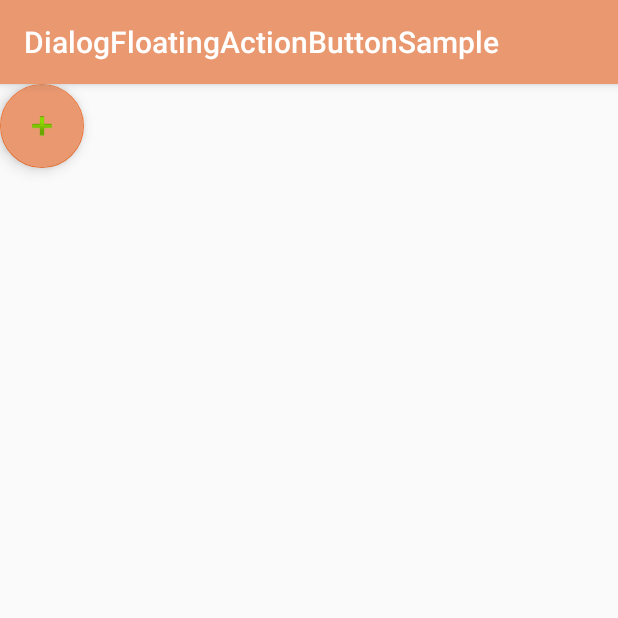
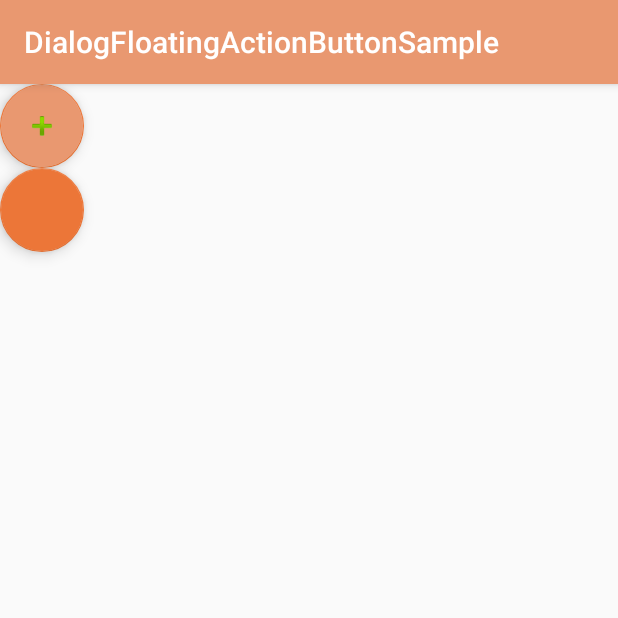
Before and after one commit to Rekkursion/DialogFloatingActionButton, an Android app: the screen it shows after launch (MainActivity), on a phone screen of 412 x 824 dp, the top half of it. Run offline under Robolectric (Android 15) with nearby library versions, the phone set to English and light mode, and no system bars.

Commit message:
Create the list-bottom-sheet-dialog and its fab

```diff
--- a/app/src/main/java/com/rekkursion/dialogfloatingactionbuttonsample/MainActivity.kt
+++ b/app/src/main/java/com/rekkursion/dialogfloatingactionbuttonsample/MainActivity.kt
@@ -1,10 +1,8 @@
 package com.rekkursion.dialogfloatingactionbuttonsample
 
-import android.app.TimePickerDialog
 import androidx.appcompat.app.AppCompatActivity
 import android.os.Bundle
 import android.widget.TextView
-import android.widget.TimePicker
 import androidx.appcompat.app.AlertDialog
 import com.google.android.material.bottomsheet.BottomSheetDialog
 import kotlinx.android.synthetic.main.activity_main.*
@@ -21,6 +19,9 @@ class MainActivity: AppCompatActivity() {
 
         val d2 = AlertDialog.Builder(this).setMessage("Accelerator").create()
 
-        dfab.setDialog(d2)
+        lbsdfab.addItem("first")
+        lbsdfab.addItem("second")
+        lbsdfab.addItem("third")
+        lbsdfab.addItem("true third", 2)
     }
 }
--- a/app/src/main/res/layout/activity_main.xml
+++ b/app/src/main/res/layout/activity_main.xml
@@ -14,4 +14,9 @@
             android:src="@android:drawable/ic_input_add"
             android:layout_width="wrap_content"
             android:layout_height="wrap_content" />
+
+    <com.rekkursion.dialogfloatingactionbutton.ListBottomSheetDialogFloatingActionButton
+            android:id="@+id/lbsdfab"
+            android:layout_width="wrap_content"
+            android:layout_height="wrap_content" />
 </androidx.appcompat.widget.LinearLayoutCompat>
--- a/dialogfloatingactionbutton/src/main/java/com/rekkursion/dialogfloatingactionbutton/DialogFloatingActionButton.kt
+++ b/dialogfloatingactionbutton/src/main/java/com/rekkursion/dialogfloatingactionbutton/DialogFloatingActionButton.kt
@@ -3,19 +3,23 @@ package com.rekkursion.dialogfloatingactionbutton
 import android.app.Dialog
 import android.content.Context
 import android.util.AttributeSet
-import android.view.View
 import com.google.android.material.floatingactionbutton.FloatingActionButton
 
-class DialogFloatingActionButton(context: Context, attrs: AttributeSet?): FloatingActionButton(context, attrs), View.OnClickListener {
+open class DialogFloatingActionButton(context: Context, attrs: AttributeSet?): FloatingActionButton(context, attrs) {
     // the dialog which will be prompted up when the user clicks the floating-action-button
     protected var mDialog: Dialog? = null
+
+    // the default on-click-listener of the floating-action-button
+    private val mDefaultFloatingActionButtonOnClickListener = OnClickListener {
+        mDialog?.show()
+    }
 
     /* ============================================================ */
 
     // primary constructor
     init {
         // set the default on-click-listener to prompt up the dialog which has been set by the user
-        super.setOnClickListener(this)
+        super.setOnClickListener(mDefaultFloatingActionButtonOnClickListener)
     }
 
     // secondary constructor
@@ -24,7 +28,7 @@ class DialogFloatingActionButton(context: Context, attrs: AttributeSet?): Floati
     /* ============================================================ */
 
     // set the to-be-prompt-up dialog
-    fun setDialog(dialog: Dialog) {
+    open fun setDialog(dialog: Dialog) {
         mDialog = dialog
     }
 
@@ -32,9 +36,4 @@ class DialogFloatingActionButton(context: Context, attrs: AttributeSet?): Floati
 
     // override the set-on-click-listener method and let it do nothing
     override fun setOnClickListener(l: OnClickListener?) {}
-
-    // set the on-click method of the on-click-listener to prompt up the dialog
-    override fun onClick(view: View?) {
-        mDialog?.show()
-    }
 }
--- /dev/null
+++ b/dialogfloatingactionbutton/src/main/java/com/rekkursion/dialogfloatingactionbutton/ListBottomSheetDialog.kt
@@ -0,0 +1,42 @@
+package com.rekkursion.dialogfloatingactionbutton
+
+import android.content.Context
+import android.util.Log
+import android.view.ViewGroup
+import android.widget.ArrayAdapter
+import android.widget.ListView
+import com.google.android.material.bottomsheet.BottomSheetDialog
+
+internal class ListBottomSheetDialog(context: Context): BottomSheetDialog(context) {
+    // the list of items
+    private val mItemList = ArrayList<String>()
+
+    // the list-view for showing items
+    private val mItemListView = ListView(context)
+
+    // the adapter of the list-view
+    private val mAdapter = ArrayAdapter<String>(context, android.R.layout.simple_list_item_1, mItemList)
+
+    // public: the size of the item list
+    val size get() = mItemList.size
+
+    // primary constructor
+    init {
+        // set the adapter of the list-view
+        mItemListView.adapter = mAdapter
+    }
+
+    /* ============================================================ */
+
+    // add a new item by a string
+    fun add(itemName: String, index: Int = mItemList.size) {
+        // add the new item into the item list
+        mAdapter.insert(itemName, index)
+
+        // remove the previous list-view if has one
+        if (mItemListView.parent != null)
+            (mItemListView.parent as ViewGroup).removeView(mItemListView)
+        // set the content view
+        setContentView(mItemListView)
+    }
+}
--- /dev/null
+++ b/dialogfloatingactionbutton/src/main/java/com/rekkursion/dialogfloatingactionbutton/ListBottomSheetDialogFloatingActionButton.kt
@@ -0,0 +1,27 @@
+package com.rekkursion.dialogfloatingactionbutton
+
+import android.app.Dialog
+import android.content.Context
+import android.util.AttributeSet
+
+class ListBottomSheetDialogFloatingActionButton(context: Context, attrs: AttributeSet?):
+    DialogFloatingActionButton(context, attrs) {
+
+    // primary constructor
+    init {
+        // the bottom-sheet-dialog for listing the items
+        mDialog = ListBottomSheetDialog(context)
+    }
+
+    /* ============================================================ */
+
+    // add a new item by a string
+    fun addItem(itemName: String, index: Int = (mDialog as ListBottomSheetDialog).size) {
+        (mDialog as ListBottomSheetDialog).add(itemName, index)
+    }
+
+    /* ============================================================ */
+
+    // override the set-dialog method and let it do nothing
+    override fun setDialog(dialog: Dialog) {}
+}
```
